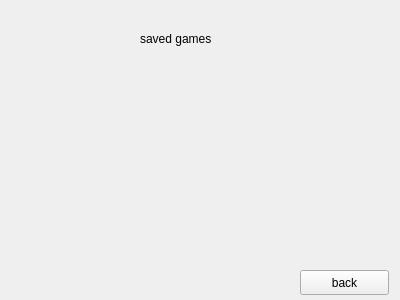
Old version of the form graphics/rakab/savedgamesmenu.ui in the repository pouyatavakoli/Rakab.
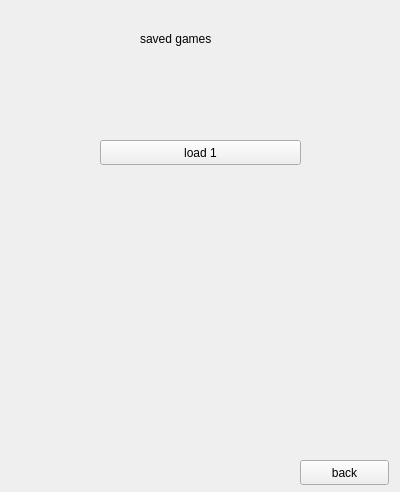
New version of the form.

Commit message: save and load basic form

Diff of the .ui file:
```diff
--- a/graphics/rakab/savedgamesmenu.ui
+++ b/graphics/rakab/savedgamesmenu.ui
@@ -7,7 +7,7 @@
     <x>0</x>
     <y>0</y>
     <width>400</width>
-    <height>300</height>
+    <height>492</height>
    </rect>
   </property>
   <property name="windowTitle">
@@ -30,7 +30,7 @@
    <property name="geometry">
     <rect>
      <x>300</x>
-     <y>270</y>
+     <y>460</y>
      <width>89</width>
      <height>25</height>
     </rect>
@@ -39,6 +39,19 @@
     <string>back</string>
    </property>
   </widget>
+  <widget class="QPushButton" name="load1_btn">
+   <property name="geometry">
+    <rect>
+     <x>100</x>
+     <y>140</y>
+     <width>201</width>
+     <height>25</height>
+    </rect>
+   </property>
+   <property name="text">
+    <string>load 1</string>
+   </property>
+  </widget>
  </widget>
  <resources/>
  <connections/>
```
The commit also changes 7 other files.
